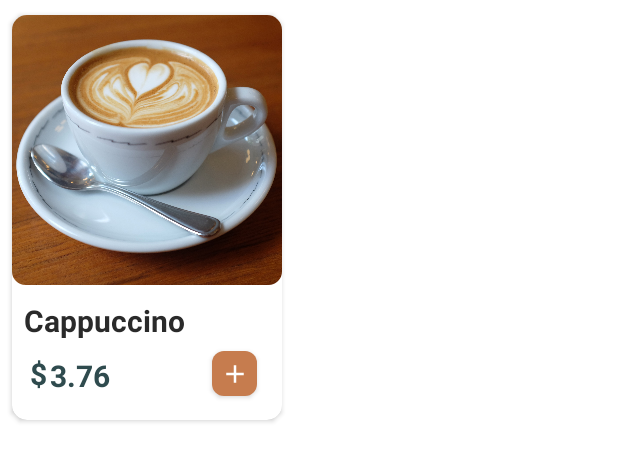
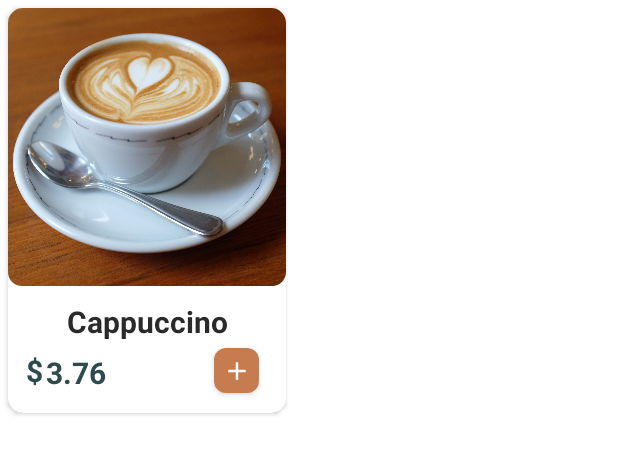
Before and after one commit to natiqhaciyef/CoffeeShop, an Android app: the layout recycler_coffee_row.xml on its own in the app's theme, with its tools: preview values and no code run, on a phone screen of 412 x 824 dp. Shown: the top 461 px of the screen. Run offline under Robolectric (Android 15) with nearby library versions, the phone set to English and light mode, and no system bars; Roboto replaces fonts that are not available here.

Commit message:
Solution fixing

```diff
--- a/app/src/main/res/layout/recycler_coffee_row.xml
+++ b/app/src/main/res/layout/recycler_coffee_row.xml
@@ -1,13 +1,10 @@
 <?xml version="1.0" encoding="utf-8"?>
 <androidx.cardview.widget.CardView xmlns:android="http://schemas.android.com/apk/res/android"
     xmlns:tools="http://schemas.android.com/tools"
-    android:layout_width="180dp"
+    android:layout_width="wrap_content"
     android:layout_height="270dp"
     xmlns:app="http://schemas.android.com/apk/res-auto"
-    android:layout_marginStart="8dp"
-    android:layout_marginTop="10dp"
-    android:layout_marginEnd="2dp"
-    android:layout_marginBottom="5dp"
+    android:layout_margin="5dp"
     app:cardCornerRadius="10dp"
     >
 
@@ -17,8 +14,8 @@
 
         <com.google.android.material.imageview.ShapeableImageView
             android:id="@+id/coffeeImage"
-            android:layout_width="180dp"
-            android:layout_height="180dp"
+            android:layout_width="185dp"
+            android:layout_height="185dp"
             android:src="@drawable/cappuccino"
             android:scaleType="centerCrop"
             app:layout_constraintTop_toTopOf="parent"
```
Also changed, not shown: app/src/main/java/com/natiqhaciyef/coffeshop/ui/view/HomeFragment.kt (+8 -0 lines).
